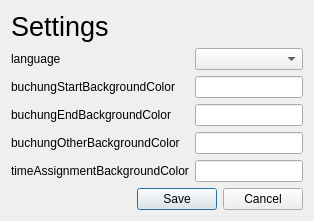
Above: dialogs/settingsdialog.ui from qohelet/QtZeiterfassung before the change. Below: the same form after it.
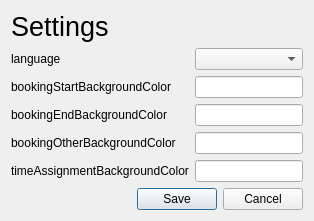
That is the form after the change.

Commit message: Replaced buchung with booking for better translation

Diff of the .ui file:
```diff
--- a/dialogs/settingsdialog.ui
+++ b/dialogs/settingsdialog.ui
@@ -47,7 +47,7 @@
      <item row="1" column="0">
       <widget class="QLabel" name="labelbuchungStartBackgroundColor">
        <property name="text">
-        <string>buchungStartBackgroundColor</string>
+        <string>bookingStartBackgroundColor</string>
        </property>
        <property name="buddy">
         <cstring>lineEditBuchungStartBackgroundColor</cstring>
@@ -57,7 +57,7 @@
      <item row="2" column="0">
       <widget class="QLabel" name="labelbuchungEndBackgroundColor">
        <property name="text">
-        <string>buchungEndBackgroundColor</string>
+        <string>bookingEndBackgroundColor</string>
        </property>
        <property name="buddy">
         <cstring>lineEditBuchungEndBackgroundColor</cstring>
@@ -67,7 +67,7 @@
      <item row="3" column="0">
       <widget class="QLabel" name="labelbuchungOtherBackgroundColor">
        <property name="text">
-        <string>buchungOtherBackgroundColor</string>
+        <string>bookingOtherBackgroundColor</string>
        </property>
        <property name="buddy">
         <cstring>lineEditBuchungOtherBackgroundColor</cstring>
```
Left out of the diff: 18 changed lines with no effect on the pictures. The commit also changes 26 other files.
